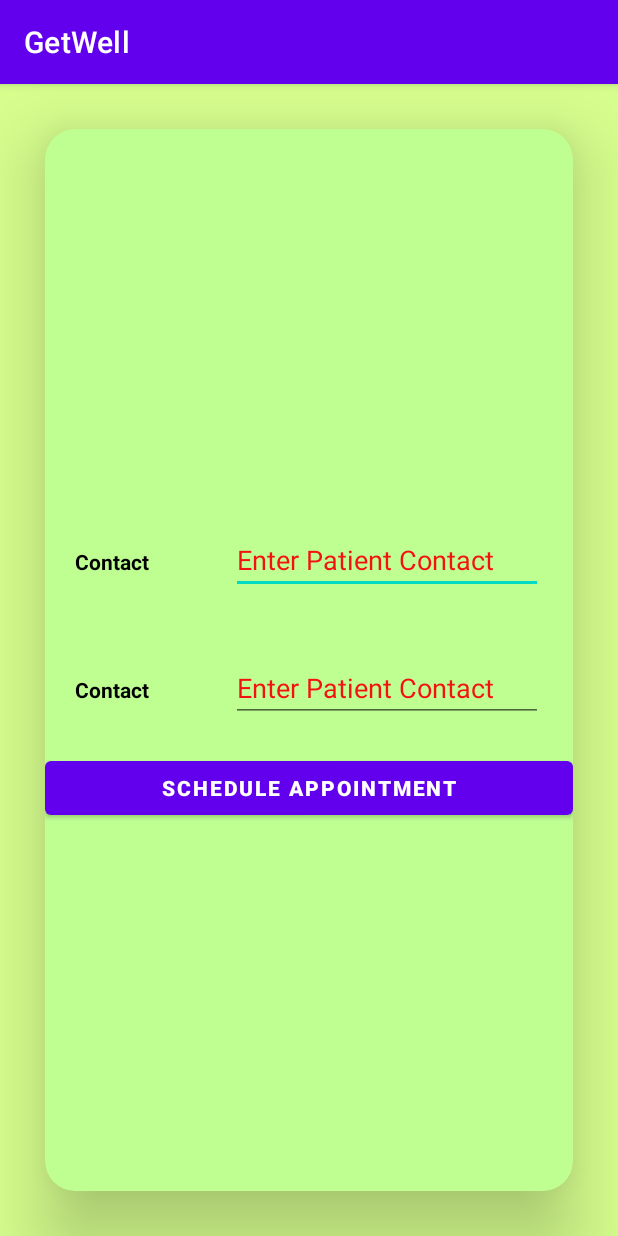
After one commit to ayushmawasthi/GetWell, an Android app: the Doc_Appointment_Form screen opened directly, with no data from a screen before it, on a phone screen of 412 x 824 dp. The commit adds this screen. Run offline under Robolectric (Android 15) with nearby library versions, the phone set to English and light mode, and no system bars; our stand-ins replace Volley.

Commit message:
appointment form

```diff
--- a/app/src/main/AndroidManifest.xml
+++ b/app/src/main/AndroidManifest.xml
@@ -16,7 +16,8 @@
         android:supportsRtl="true"
         android:theme="@style/Theme.GetWell"
         android:usesCleartextTraffic="true">
-        <activity android:name=".Signup"></activity>
+        <activity android:name=".Doc_Appointment_Form"></activity>
+        <activity android:name=".Signup" />
         <activity android:name=".PatientHome" />
         <activity android:name=".DoctorHome" />
         <activity android:name=".Login" />
--- /dev/null
+++ b/app/src/main/java/com/pk/getwell/Doc_Appointment_Form.java
@@ -0,0 +1,74 @@
+package com.pk.getwell;
+
+import androidx.appcompat.app.AppCompatActivity;
+
+import android.os.Bundle;
+import android.view.View;
+import android.widget.Button;
+import android.widget.EditText;
+
+import com.android.volley.Request;
+import com.android.volley.RequestQueue;
+import com.android.volley.Response;
+import com.android.volley.VolleyError;
+import com.android.volley.toolbox.StringRequest;
+import com.android.volley.toolbox.Volley;
+
+import java.util.HashMap;
+import java.util.Map;
+
+public class Doc_Appointment_Form extends AppCompatActivity {
+    EditText e1,e2;
+    Button b1;
+    String phone;
+
+    @Override
+    protected void onCreate(Bundle savedInstanceState) {
+        super.onCreate(savedInstanceState);
+        setContentView(R.layout.activity_doc_appointment_form);
+        e1=findViewById(R.id.et_doc_patcon);
+        e2=findViewById(R.id.et_doc_patdate);
+        b1=findViewById(R.id.btn_doc_sendappoint);
+        String resp = getIntent().getStringExtra("phone");
+        phone=resp;
+        b1.setOnClickListener(new View.OnClickListener() {
+            @Override
+            public void onClick(View v) {
+                String contact=e1.getText().toString().trim();
+                String date=e1.getText().toString().trim();
+                send_data(contact,date);
+                finish();
+            }
+        });
+    }
+    private void send_data(String contact,String date){
+        String url;
+        url="http://getwell.scienceontheweb.net/doc_set_appointment.php";
+
+
+        StringRequest stringRequest=new StringRequest(Request.Method.POST, url, new Response.Listener<String>() {
+            @Override
+            public void onResponse(String response) {
+                System.out.println(response);
+
+            }
+        }, new Response.ErrorListener() {
+            @Override
+            public void onErrorResponse(VolleyError error) {
+
+            }
+        }){
+            @Override
+            protected Map<String, String> getParams()  {
+                Map<String,String>parms=new HashMap<String, String>();
+
+                parms.put("pat_con",contact);
+                parms.put("date",date);
+                parms.put("doc_con",phone);
+                return parms;
+            }
+        };
+        RequestQueue requestQueue= Volley.newRequestQueue(getApplicationContext());
+        requestQueue.add(stringRequest);
+    }
+}
--- /dev/null
+++ b/app/src/main/res/layout/activity_doc_appointment_form.xml
@@ -0,0 +1,75 @@
+<?xml version="1.0" encoding="utf-8"?>
+<LinearLayout xmlns:android="http://schemas.android.com/apk/res/android"
+    xmlns:app="http://schemas.android.com/apk/res-auto"
+    xmlns:tools="http://schemas.android.com/tools"
+    android:layout_width="match_parent"
+    android:layout_height="match_parent"
+    android:orientation="vertical"
+    android:background="#D7FF8E"
+    tools:context=".Doc_Appointment_Form">
+    <androidx.cardview.widget.CardView
+        android:layout_width="match_parent"
+        android:layout_height="match_parent"
+        android:layout_margin="30dp"
+        android:elevation="30dp"
+        app:cardElevation="30dp"
+        app:cardBackgroundColor="#BFFF92"
+        app:cardCornerRadius="20dp">
+        <LinearLayout
+            android:layout_width="match_parent"
+            android:layout_height="match_parent"
+            android:orientation="vertical"
+            android:gravity="center">
+        <LinearLayout
+            android:layout_width="match_parent"
+            android:layout_height="wrap_content"
+            android:padding="20dp"
+            android:orientation="horizontal">
+            <TextView
+                android:layout_width="0dp"
+                android:layout_height="wrap_content"
+                android:text="Contact"
+                android:textStyle="bold"
+                android:textColor="#000000"
+                android:layout_weight="1"/>
+            <EditText
+                android:layout_width="0dp"
+                android:layout_height="wrap_content"
+                android:layout_weight="2"
+                android:textColor="#000000"
+                android:textColorHint="#F41111"
+                android:hint="Enter Patient Contact"
+                android:id="@+id/et_doc_patcon"/>
+        </LinearLayout>
+        <LinearLayout
+            android:layout_width="match_parent"
+            android:layout_height="wrap_content"
+            android:padding="20dp"
+            android:orientation="horizontal">
+            <TextView
+                android:layout_width="0dp"
+                android:layout_height="wrap_content"
+                android:text="Contact"
+                android:textStyle="bold"
+                android:textColor="#000000"
+                android:layout_weight="1"/>
+            <EditText
+                android:layout_width="0dp"
+                android:layout_height="wrap_content"
+                android:layout_weight="2"
+                android:textColor="#000000"
+                android:textColorHint="#F41111"
+                android:hint="Enter Patient Contact"
+                android:id="@+id/et_doc_patdate"/>
+        </LinearLayout>
+            <Button
+                android:layout_width="match_parent"
+                android:layout_height="wrap_content"
+                android:textStyle="bold"
+                android:text="Schedule Appointment"
+                android:id="@+id/btn_doc_sendappoint"/>
+        </LinearLayout>
+    </androidx.cardview.widget.CardView>
+
+
+</LinearLayout>
--- a/app/src/main/res/layout/activity_doctor_home.xml
+++ b/app/src/main/res/layout/activity_doctor_home.xml
@@ -32,12 +32,18 @@
         android:orientation="vertical"
         android:id="@+id/linear2_doctorhome"
         android:visibility="gone">
+
         <ListView
             android:layout_width="match_parent"
             android:layout_height="wrap_content"
             android:id="@+id/listappoint_dochome">
 
         </ListView>
+        <Button
+            android:layout_width="match_parent"
+            android:layout_height="wrap_content"
+            android:text="Update Appointment"
+            android:id="@+id/btn_make_appoint_doc"/>
 
     </LinearLayout>
 
--- a/app/src/main/res/layout/activity_main.xml
+++ b/app/src/main/res/layout/activity_main.xml
@@ -32,4 +32,5 @@
       android:layout_gravity="center"
       android:text="Open SignUp"
        android:layout_margin="20dp"/>
+
 </LinearLayout>
```
Also changed, not shown: app/src/main/java/com/pk/getwell/DoctorHome.java (+10 -1 lines), app/src/main/java/com/pk/getwell/PatientHome.java (+38 -7 lines).
